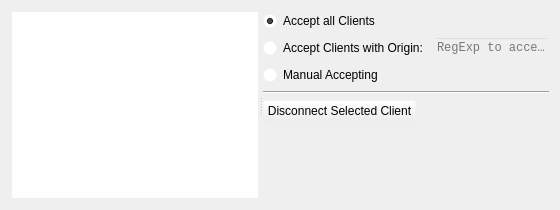
This is servertab.ui in Skycoder42/QWSTester as Qt 5 draws it before an edit. The edited form follows.
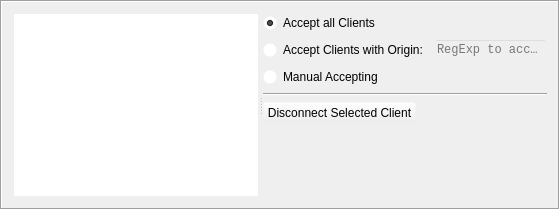
This is the edited form. Icons and pictures are not drawn.

Commit message: added dock frames

The edit to the form file:
```diff
--- a/servertab.ui
+++ b/servertab.ui
@@ -1,7 +1,7 @@
 <?xml version="1.0" encoding="UTF-8"?>
 <ui version="4.0">
  <class>ServerTab</class>
- <widget class="QWidget" name="ServerTab">
+ <widget class="QFrame" name="ServerTab">
   <property name="geometry">
    <rect>
     <x>0</x>
@@ -14,6 +14,12 @@
    <iconset resource="qwstester_res.qrc">
     <normaloff>:/icons/server.ico</normaloff>:/icons/server.ico</iconset>
   </property>
+  <property name="frameShape">
+   <enum>QFrame::Box</enum>
+  </property>
+  <property name="frameShadow">
+   <enum>QFrame::Sunken</enum>
+  </property>
   <layout class="QVBoxLayout" name="verticalLayout_2">
    <item>
     <widget class="QSplitter" name="splitter">
```
The commit also changes 5 other files.
